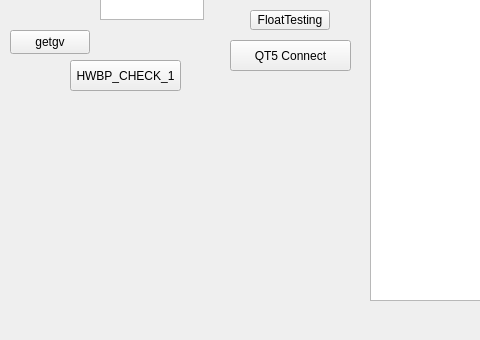
Before: the Qt Designer form mainwindow.ui in gmh5225/QT-TestDemo, drawn with Qt 5; both pictures show x 0 to 480 and y 260 to 600 of the 800 by 600 pixel window.
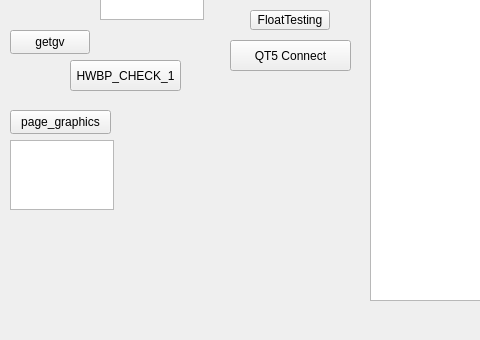
After: the same form once the commit is applied.

Diff of the .ui file:
```diff
--- a/mainwindow.ui
+++ b/mainwindow.ui
@@ -203,6 +203,29 @@
      <string>HWBP_CHECK_1</string>
     </property>
    </widget>
+   <widget class="QPushButton" name="pushButton_13">
+    <property name="geometry">
+     <rect>
+      <x>10</x>
+      <y>370</y>
+      <width>101</width>
+      <height>24</height>
+     </rect>
+    </property>
+    <property name="text">
+     <string>page_graphics</string>
+    </property>
+   </widget>
+   <widget class="QTextEdit" name="textEdit_3">
+    <property name="geometry">
+     <rect>
+      <x>10</x>
+      <y>400</y>
+      <width>104</width>
+      <height>70</height>
+     </rect>
+    </property>
+   </widget>
   </widget>
   <widget class="QMenuBar" name="menubar">
    <property name="geometry">
```
